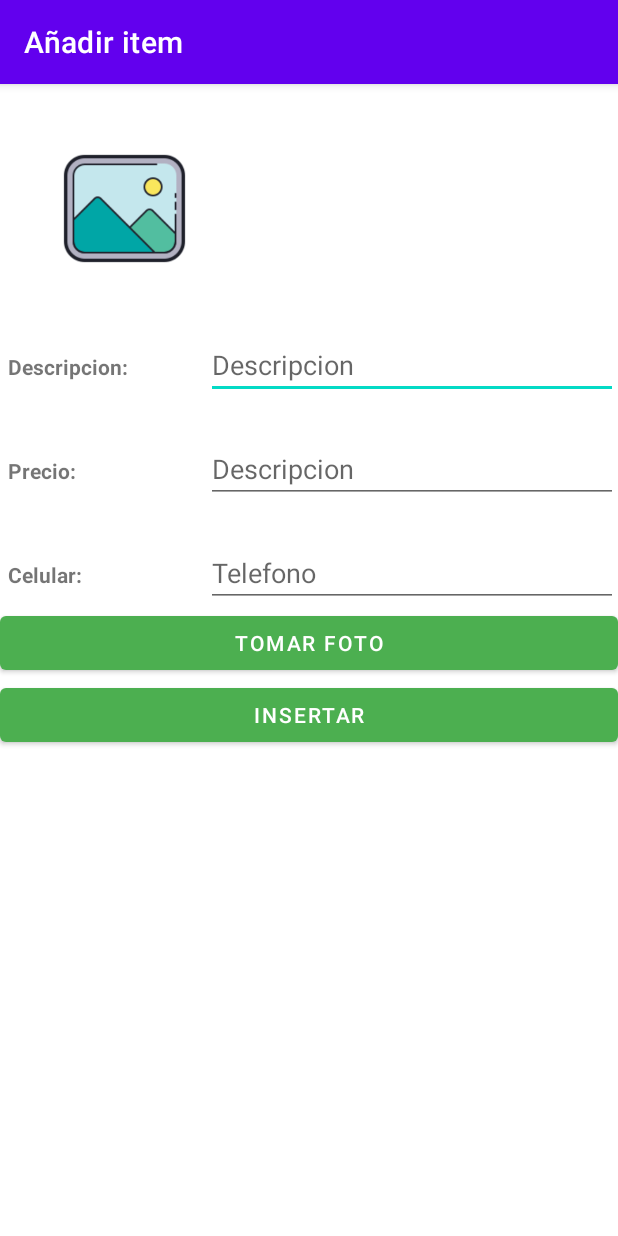
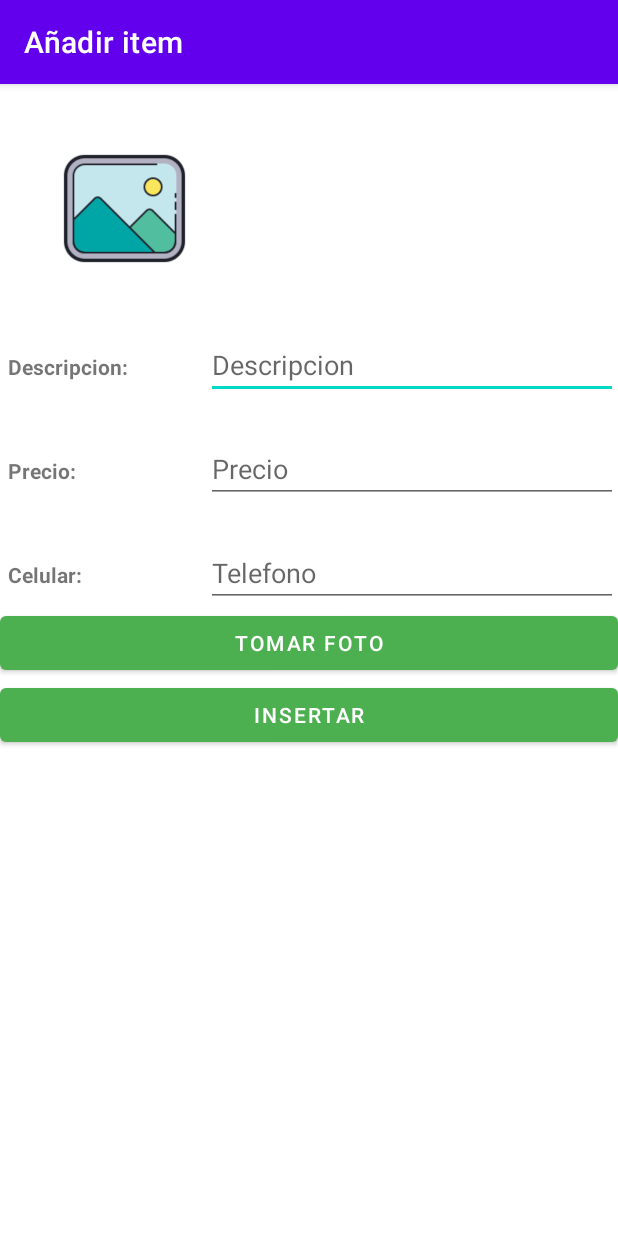
Before and after one commit to Enmeca/Lab06-Moviles, an Android app: the ItemsCRUD screen opened directly, with no data from a screen before it, after a tap on "AGREGAR NUEVO PRODUCTO", on a phone screen of 412 x 824 dp. Run offline under Robolectric (Android 15) with nearby library versions, the phone set to English and light mode, and no system bars; our stand-ins replace navigation-ui; libraries missing offline, so code that uses them is left out: it.xabaras.android.

Commit message:
Message icon

```diff
--- a/Lab06/app/src/main/java/com/cabegaira/lab06/main/ItemsCRUD.kt
+++ b/Lab06/app/src/main/java/com/cabegaira/lab06/main/ItemsCRUD.kt
@@ -121,9 +121,9 @@ class ItemsCRUD : AppCompatActivity(){
 
                 RecyclerViewSwipeDecorator.Builder(this@ItemsCRUD, c, recyclerView, viewHolder, dX, dY, actionState, isCurrentlyActive)
                     .addSwipeLeftBackgroundColor(ContextCompat.getColor(this@ItemsCRUD, R.color.red))
-                    .addSwipeLeftActionIcon(R.drawable.ic_launcher_background)
+                    .addSwipeLeftActionIcon(R.drawable.ic_baseline_message_24)
                     .addSwipeRightBackgroundColor(ContextCompat.getColor(this@ItemsCRUD, R.color.green))
-                    .addSwipeRightActionIcon(R.drawable.ic_launcher_background)
+                    .addSwipeRightActionIcon(R.drawable.ic_baseline_message_24)
                     .create()
                     .decorate()
                 super.onChildDraw(c, recyclerView, viewHolder, dX, dY, actionState, isCurrentlyActive)
--- /dev/null
+++ b/Lab06/app/src/main/res/drawable/ic_baseline_message_24.xml
@@ -0,0 +1,10 @@
+<vector xmlns:android="http://schemas.android.com/apk/res/android"
+    android:width="24dp"
+    android:height="24dp"
+    android:viewportWidth="24"
+    android:viewportHeight="24"
+    android:tint="?attr/colorControlNormal">
+  <path
+      android:fillColor="@android:color/white"
+      android:pathData="M20,2L4,2c-1.1,0 -1.99,0.9 -1.99,2L2,22l4,-4h14c1.1,0 2,-0.9 2,-2L22,4c0,-1.1 -0.9,-2 -2,-2zM18,14L6,14v-2h12v2zM18,11L6,11L6,9h12v2zM18,8L6,8L6,6h12v2z"/>
+</vector>
--- a/Lab06/app/src/main/res/layout/camera_activity.xml
+++ b/Lab06/app/src/main/res/layout/camera_activity.xml
@@ -58,11 +58,11 @@
         <EditText
             android:id="@+id/pricetxt"
             android:layout_width="0dp"
+            android:layout_height="wrap_content"
             android:layout_weight="2"
-            android:layout_height="wrap_content"
             android:ems="10"
-            android:inputType="text"
-            android:hint="Descripcion" />
+            android:hint="Precio"
+            android:inputType="text" />
     </LinearLayout>
 
     <LinearLayout
```
